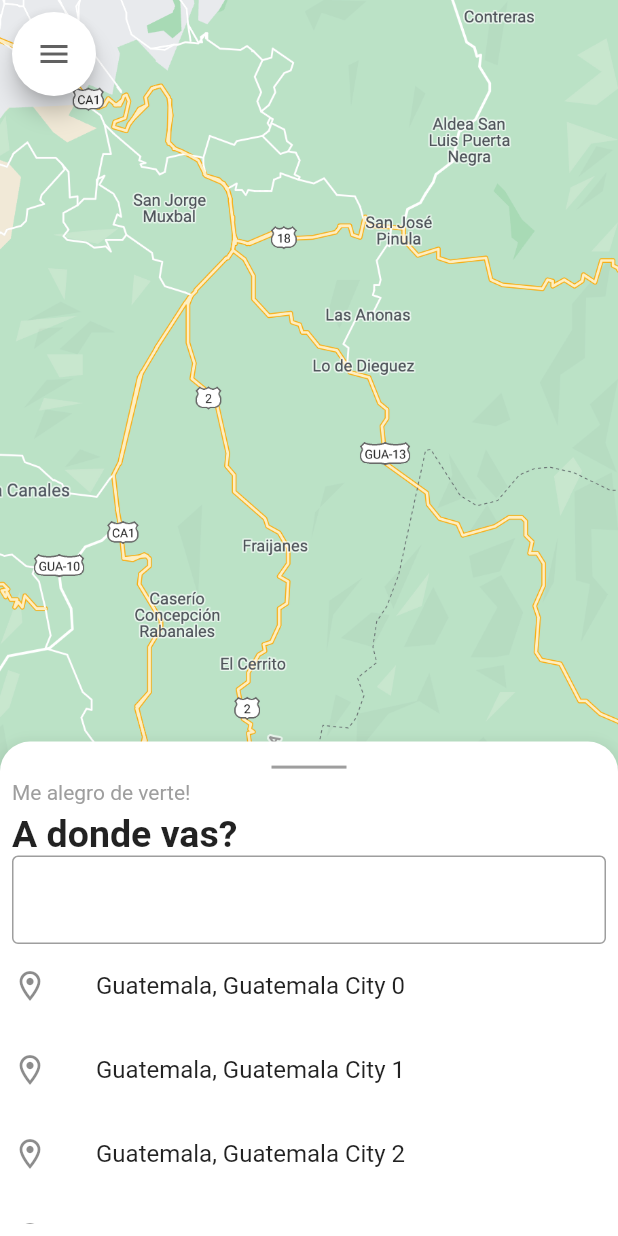
After one commit to Sicaja/flutter_animations, a Flutter app: the screen it shows after launch, after a tap on "Draggable Scroll Animation", on a phone screen of 412 x 824 dp. The commit adds this screen. Run offline on Flutter 3.47's test engine with Material 2 defaults, Android fonts, the phone set to English and light mode, and no system bars; our stand-ins replace get.

Commit message:
Nueva animacion

```diff
--- /dev/null
+++ b/lib/controllers/draggablescrollsheetchallenge_controller.dart
@@ -0,0 +1,26 @@
+import 'package:flutter/material.dart';
+import 'package:get/get.dart';
+
+class DraggableScrollSheetChallengeController extends GetxController {
+  double percent = 0.0;
+  double percentOpacity = 0.0;
+  GlobalKey searchHeaderKey = GlobalKey();
+  double topBarNotifications = 0.0;
+
+  @override
+  void onInit() {
+    topBarNotifications = Get.statusBarHeight;
+    super.onInit();
+  }
+
+  double? getHeightWidget() {
+    return (searchHeaderKey.currentContext?.size?.height ?? 0.0);
+  }
+
+  void calcHideHeader(double extent) {
+    percent = 2 * extent - 0.8;
+    percentOpacity = 2 * extent - 0.8;
+    percent = (-(getHeightWidget() ?? 0.0)) * (1 - percent);
+    update();
+  }
+}
--- /dev/null
+++ b/lib/pages/draggablescrollsheet_challenge.dart
@@ -0,0 +1,221 @@
+import 'package:flutter/material.dart';
+import 'package:flutter_animations/controllers/draggablescrollsheetchallenge_controller.dart';
+import 'package:get/get.dart';
+
+class DraggableScrollSheetChallenge extends StatelessWidget {
+  const DraggableScrollSheetChallenge({Key? key}) : super(key: key);
+
+  @override
+  Widget build(BuildContext context) {
+    return Scaffold(
+      body: GetBuilder<DraggableScrollSheetChallengeController>(
+        init: DraggableScrollSheetChallengeController(),
+        initState: (_) {},
+        builder: (draggable) {
+          return SafeArea(
+            child: Stack(
+              children: [
+                SizedBox(
+                  height: MediaQuery.of(context).size.height * 0.7,
+                  child: Image.asset(
+                    "assets/mapa.png",
+                    fit: BoxFit.cover,
+                  ),
+                ),
+                Padding(
+                  padding: const EdgeInsets.all(8.0),
+                  child: FloatingActionButton(
+                    backgroundColor: Colors.white,
+                    onPressed: () {},
+                    child: Icon(
+                      Icons.menu,
+                      color: Colors.grey.shade700,
+                    ),
+                  ),
+                ),
+                const ScrollableSheetCustom(),
+                Positioned(
+                  left: 0,
+                  right: 0,
+                  top: draggable.percent,
+                  child: Opacity(
+                    opacity: draggable.percentOpacity,
+                    child: SearchDestination(
+                      key: draggable.searchHeaderKey,
+                    ),
+                  ),
+                ),
+              ],
+            ),
+          );
+        },
+      ),
+    );
+  }
+}
+
+class ScrollableSheetCustom extends StatelessWidget {
+  const ScrollableSheetCustom({
+    Key? key,
+  }) : super(key: key);
+
+  @override
+  Widget build(BuildContext context) {
+    return GetBuilder<DraggableScrollSheetChallengeController>(
+      builder: (draggable) {
+        return NotificationListener<DraggableScrollableNotification>(
+          onNotification: (notification) {
+            //print("notification extend ${notification.extent}");
+            draggable.calcHideHeader(notification.extent);
+            return true;
+          },
+          child: DraggableScrollableSheet(
+            maxChildSize: 0.9,
+            minChildSize: 0.4,
+            initialChildSize: 0.4,
+            builder: (context, controller) {
+              return Material(
+                color: Colors.white,
+                elevation: 10,
+                borderRadius: const BorderRadius.vertical(
+                  top: Radius.circular(20),
+                ),
+                child: Padding(
+                  padding: const EdgeInsets.all(8.0),
+                  child: Column(
+                    crossAxisAlignment: CrossAxisAlignment.start,
+                    children: [
+                      Center(
+                        child: Padding(
+                          padding: const EdgeInsets.all(8.0),
+                          child: Container(
+                            color: Colors.grey,
+                            width: 50.0,
+                            height: 2.0,
+                          ),
+                        ),
+                      ),
+                      const Text(
+                        "Me alegro de verte!",
+                        style: TextStyle(
+                          color: Colors.grey,
+                        ),
+                      ),
+                      const SizedBox(
+                        height: 5.0,
+                      ),
+                      const Text(
+                        "A donde vas?",
+                        style: TextStyle(
+                          fontWeight: FontWeight.bold,
+                          fontSize: 25.0,
+                        ),
+                      ),
+                      TextFormField(
+                        decoration: const InputDecoration(
+                          border: OutlineInputBorder(),
+                        ),
+                      ),
+                      Expanded(
+                        child: ListView.builder(
+                          padding: EdgeInsets.zero,
+                          controller: controller,
+                          itemBuilder: (context, index) => Column(
+                            children: [
+                              ListTile(
+                                contentPadding: EdgeInsets.zero,
+                                leading: const Icon(
+                                  Icons.location_on_outlined,
+                                ),
+                                title: Text("Guatemala, Guatemala City $index"),
+                              )
+                            ],
+                          ),
+                        ),
+                      ),
+                    ],
+                  ),
+                ),
+              );
+            },
+          ),
+        );
+      },
+    );
+  }
+}
+
+class SearchDestination extends StatelessWidget {
+  const SearchDestination({Key? key}) : super(key: key);
+
+  @override
+  Widget build(BuildContext context) {
+    return Material(
+      elevation: 5,
+      borderRadius: const BorderRadius.vertical(
+        bottom: Radius.circular(
+          20.0,
+        ),
+      ),
+      child: Padding(
+        padding: const EdgeInsets.all(8.0),
+        child: Column(
+          mainAxisSize: MainAxisSize.min,
+          mainAxisAlignment: MainAxisAlignment.start,
+          children: [
+            Row(
+              crossAxisAlignment: CrossAxisAlignment.start,
+              children: [
+                Icon(
+                  Icons.arrow_back_ios,
+                  color: Colors.grey.shade700,
+                ),
+                Expanded(
+                  child: Column(
+                    mainAxisSize: MainAxisSize.min,
+                    crossAxisAlignment: CrossAxisAlignment.start,
+                    children: [
+                      Text(
+                        "Elegir destino",
+                        style: Get.textTheme.headline6!.copyWith(
+                          fontWeight: FontWeight.bold,
+                          color: Colors.grey.shade700,
+                        ),
+                      ),
+                      const SizedBox(
+                        height: 10.0,
+                      ),
+                      TextField(
+                        decoration: InputDecoration(
+                          fillColor: Colors.grey.shade300,
+                          filled: true,
+                          border: const OutlineInputBorder(
+                            borderSide: BorderSide.none,
+                          ),
+                          hintText: "4ta. Avenida 9-36, zona 3 Guatemala",
+                        ),
+                      ),
+                      const SizedBox(
+                        height: 10.0,
+                      ),
+                      TextField(
+                        decoration: InputDecoration(
+                          fillColor: Colors.grey.shade300,
+                          filled: true,
+                          border: const OutlineInputBorder(
+                            borderSide: BorderSide.none,
+                          ),
+                          hintText: "A donde vamos?",
+                        ),
+                      ),
+                    ],
+                  ),
+                ),
+              ],
+            )
+          ],
+        ),
+      ),
+    );
+  }
+}
--- a/lib/pages/home_page.dart
+++ b/lib/pages/home_page.dart
@@ -80,6 +80,15 @@ class Home extends StatelessWidget {
                       );
                     },
                   ),
+                  ButtonCustom(
+                    title: "Draggable Scroll Animation",
+                    colorButton: Colors.lightBlue,
+                    onPressed: () {
+                      Get.toNamed(
+                        RoutesValues.scrolldraggable,
+                      );
+                    },
+                  ),
                 ],
               ),
             ),
--- a/lib/routes/routes.dart
+++ b/lib/routes/routes.dart
@@ -1,6 +1,7 @@
 import 'package:flutter_animations/pages/animation_builder.dart';
 import 'package:flutter_animations/pages/animation_transform.dart';
 import 'package:flutter_animations/pages/animation_transform_3d.dart';
+import 'package:flutter_animations/pages/draggablescrollsheet_challenge.dart';
 import 'package:flutter_animations/pages/home_page.dart';
 import 'package:flutter_animations/pages/pageview_transform.dart';
 import 'package:flutter_animations/pages/scrollanimation.dart';
@@ -53,5 +54,13 @@ abstract class Routes {
         milliseconds: 300,
       ),
     ),
+    GetPage(
+      name: RoutesValues.scrolldraggable,
+      page: () => const DraggableScrollSheetChallenge(),
+      transition: Transition.fade,
+      transitionDuration: const Duration(
+        milliseconds: 300,
+      ),
+    ),
   ];
 }
--- a/lib/routes/routes_values.dart
+++ b/lib/routes/routes_values.dart
@@ -5,4 +5,5 @@ abstract class RoutesValues {
   static String animationTransform3D = "/animationtransform3d";
   static String pageviewtransform = "/pageviewtransform";
   static String scrollanimation = "/scrollanimation";
+  static String scrolldraggable = "/scrolldraggable";
 }
```
